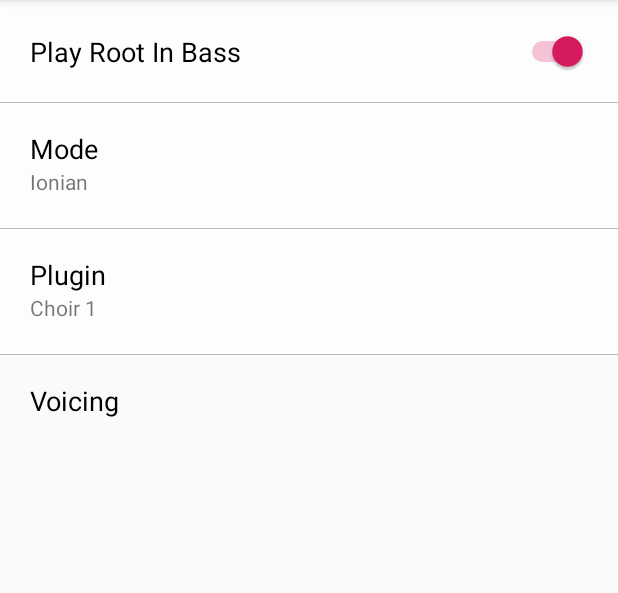
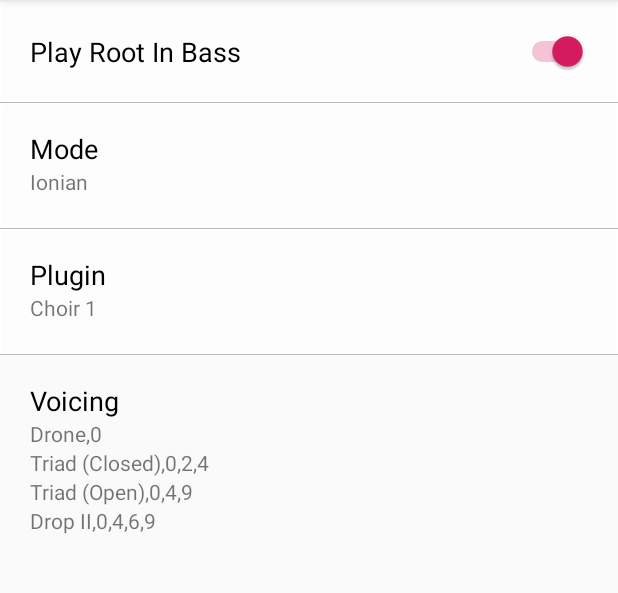
Before and after one commit to convergencelab/SmartDrone, an Android app: the screen it shows after launch (DroneSoundActivityExperiment), after a tap on an icon or button, on a phone screen of 412 x 824 dp, the part 84-677 px from its top. Run offline under Robolectric (Android 15) with nearby library versions, the light colour scheme and no system bars; libraries missing offline, so code that uses them is left out: org.billthefarmer.mididriver; 2 statements that could not run were skipped.

Commit message:
Sound Settings generates text views for voicings

```diff
--- a/app/src/main/java/com/example/smartdrone/DroneActivity.java
+++ b/app/src/main/java/com/example/smartdrone/DroneActivity.java
@@ -61,8 +61,8 @@ import java.util.concurrent.TimeUnit;
 public class DroneActivity extends AppCompatActivity
         implements MidiDriver.OnMidiStartListener {
 
-    private static final String CUR_TEMP_KEY = "curTemplate";
-    private static final String ALL_TEMP_KEY = "allTemplates";
+    public static final String CUR_TEMP_KEY = "curTemplate";
+    public static final String ALL_TEMP_KEY = "allTemplates";
 
     /**
      * Map note name to piano image file name.
--- a/app/src/main/java/com/example/smartdrone/DroneSoundActivityExperiment.java
+++ b/app/src/main/java/com/example/smartdrone/DroneSoundActivityExperiment.java
@@ -6,8 +6,11 @@ import android.os.Bundle;
 import android.view.View;
 import android.widget.Button;
 import android.widget.CompoundButton;
+import android.widget.LinearLayout;
 import android.widget.Switch;
 import android.widget.TextView;
+
+import java.util.ArrayList;
 
 public class DroneSoundActivityExperiment extends AppCompatActivity {
 
@@ -17,6 +20,7 @@ public class DroneSoundActivityExperiment extends AppCompatActivity {
     private Switch bassSwitch;
     private TextView curModeText;
     private TextView userPluginText;
+    private LinearLayout voicingLinear;
 
     private int userModeIx;
     private int userPluginIx;
@@ -26,7 +30,7 @@ public class DroneSoundActivityExperiment extends AppCompatActivity {
         super.onCreate(savedInstanceState);
         setContentView(R.layout.activity_drone_sound_experiment);
         findViews();
-        loadSavedDate();
+        loadSavedData();
 
         bassSwitch.setOnCheckedChangeListener(new CompoundButton.OnCheckedChangeListener() {
             @Override
@@ -50,12 +54,13 @@ public class DroneSoundActivityExperiment extends AppCompatActivity {
         bassSwitch = findViewById(R.id.root_bass_switch);
         curModeText = findViewById(R.id.mode_text_name);
         userPluginText = findViewById(R.id.user_plugin_name);
+        voicingLinear = findViewById(R.id.user_voicing_linear);
     }
 
     /**
      * Loads all user saved preferences.
      */
-    private void loadSavedDate() {
+    private void loadSavedData() {
         sp = android.support.v7.preference.PreferenceManager.getDefaultSharedPreferences(this);
         editor = sp.edit();
         // Load bass root switch data.
@@ -68,6 +73,21 @@ public class DroneSoundActivityExperiment extends AppCompatActivity {
         userPluginIx = sp.getInt(DroneSoundActivity.USER_PLUGIN_KEY, 0);
         String userPlugin = Constants.PLUGIN_NAMES[userPluginIx];
         userPluginText.setText(userPlugin);
+
+        loadVoicingData();
+    }
+
+    private void loadVoicingData() {
+        String tempsStr = sp.getString(DroneActivity.ALL_TEMP_KEY, null);
+        if (tempsStr == null) {
+            tempsStr = Constants.DEFAULT_TEMPLATES;
+        }
+        ArrayList<String> tempsList = VoicingHelper.inflateTemplateList(tempsStr);
+        for (String temp : tempsList) {
+            TextView tv = new TextView(this);
+            tv.setText(temp);
+            voicingLinear.addView(tv);
+        }
     }
 
     /**
--- a/app/src/main/res/layout/activity_drone_sound_experiment.xml
+++ b/app/src/main/res/layout/activity_drone_sound_experiment.xml
@@ -144,6 +144,7 @@
             android:layout_below="@id/user_voicing_label">
 
             <LinearLayout
+                android:id="@+id/user_voicing_linear"
                 android:layout_width="match_parent"
                 android:layout_height="wrap_content"
                 android:orientation="vertical">
```
